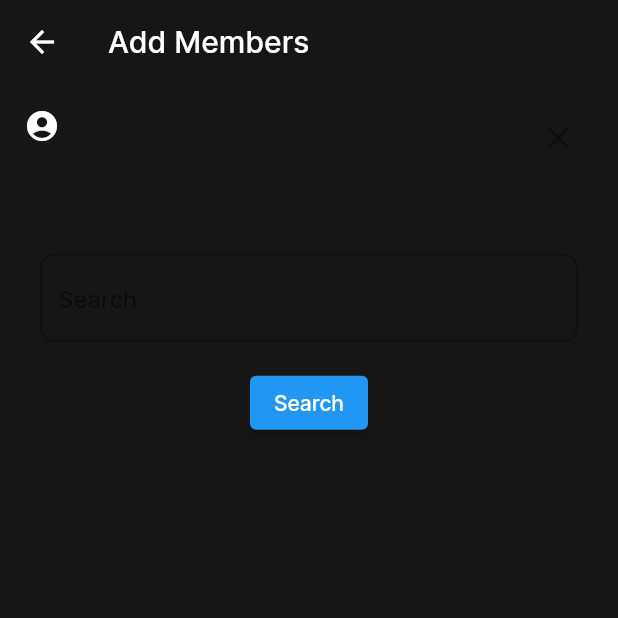
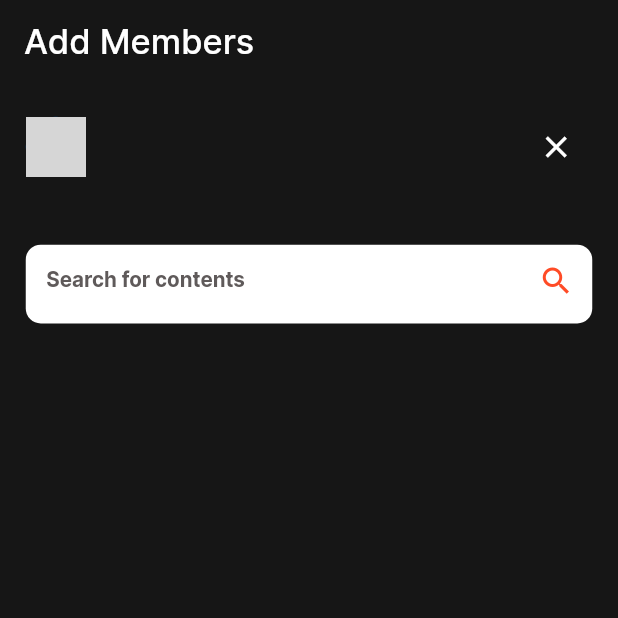
Before and after one commit to ibrahimfekry/Talker, a Flutter app: the AddMembersInGroup screen opened directly, on a phone screen of 412 x 824 dp, the top half of it. Run offline on Flutter 3.47's test engine with Material 2 defaults, Android fonts, the phone set to English and light mode, and no system bars; our stand-ins replace audioplayers, cloud_firestore, conditional_builder_null_safety, contacts_service, curved_navigation_bar, file_picker and 11 more; missing offline and left inert: flutter_cached_pdfview, flutter_facebook_auth, flutter_sound_lite; accounts and stored records are empty; network calls fail; project files that could hold a hidden picture were left out; grey boxes are pictures that could not be loaded.

Commit message:
addMember_finish_start_ createGroup

```diff
--- a/lib/modules/group_chats/group_chats/create_group/add_members.dart
+++ b/lib/modules/group_chats/group_chats/create_group/add_members.dart
@@ -1,10 +1,15 @@
 import 'package:cloud_firestore/cloud_firestore.dart';
+import 'package:conditional_builder_null_safety/conditional_builder_null_safety.dart';
 import 'package:firebase_auth/firebase_auth.dart';
 import 'package:flutter/material.dart';
 import 'package:flutter_bloc/flutter_bloc.dart';
+import 'package:flutter_screenutil/flutter_screenutil.dart';
+import 'package:talki/shared/components/widgets/text_widget.dart';
 import 'package:talki/shared/constants/colors.dart';
 import 'package:talki/shared/cubit/login_register_cubit/login_cubit.dart';
 import 'package:talki/shared/cubit/login_register_cubit/login_states.dart';
+import '../../../../shared/components/widgets/add_member_Item.dart';
+import '../../../../shared/components/widgets/text_form_field.dart';
 import 'create_group.dart';
 
 class AddMembersInGroup extends StatefulWidget {
@@ -15,8 +20,7 @@ class AddMembersInGroup extends StatefulWidget {
 }
 
 class _AddMembersInGroupState extends State<AddMembersInGroup> {
-
-  final TextEditingController searchController = TextEditingController();
+  TextEditingController searchController = TextEditingController();
   FirebaseFirestore fireStore = FirebaseFirestore.instance;
   FirebaseAuth auth = FirebaseAuth.instance;
 
@@ -31,104 +35,89 @@ class _AddMembersInGroupState extends State<AddMembersInGroup> {
     final Size size = MediaQuery.of(context).size;
     LoginCubit loginCubit = LoginCubit.get(context);
     return BlocConsumer<LoginCubit, LoginStates>(
-      listener: (context, state) {},
+      listener: (context, state) {
+        if (state is AddMemberSearchSuccess) {
+          searchController.clear();
+        }
+      },
       builder: (context, state) {
         return Scaffold(
           appBar: AppBar(
-            title: const Text("Add Members"),
+            automaticallyImplyLeading: false,
+            title: DefaultText(
+              text: "Add Members",
+              fontSize: 20.sp,
+            ),
+            actions: [
+              loginCubit.membersList.length >= 2 ? IconButton( onPressed: () {
+                Navigator.of(context).push( MaterialPageRoute(
+                  builder: (_) => CreateGroup( membersList: loginCubit.membersList,),),);
+                },
+                  icon: Icon(Icons.forward, color: orangeColor, size: 30,),
+              ) : const SizedBox(),
+              SizedBox(width: 10.w,),
+            ],
           ),
           body: SingleChildScrollView(
+            child: Padding(
+              padding: EdgeInsets.symmetric(horizontal: 15.w, vertical: 15.h),
               child: Column(
                 mainAxisSize: MainAxisSize.min,
                 children: [
                   Flexible(
-                  child: ListView.builder(
+                    child: ListView.separated(
+                      separatorBuilder: (context, index) => SizedBox(height: 10.h,),
                       itemCount: loginCubit.membersList.length,
                       shrinkWrap: true,
                       physics: const NeverScrollableScrollPhysics(),
                       itemBuilder: (context, index) {
-                      return ListTile(
-                        leading: Icon(
-                          Icons.account_circle,
-                          color: whiteColor,
-                        ),
-                        title: Text(
-                          loginCubit.membersList[index]['firstName'],
-                          style: TextStyle(color: whiteColor),
-                        ),
-                        subtitle: Text(loginCubit.membersList[index]['emailAddress'],
-                            style: TextStyle(color: whiteColor)),
-                        trailing: IconButton(
-                          icon: const Icon(Icons.close),
-                          onPressed: () {
+                        return AddMemberItem (
+                          iconColor: whiteColor,
+                          firstName: loginCubit.membersList[index]['firstName'],
+                          emailAddress: loginCubit.membersList[index]['emailAddress'],
+                          icon: Icons.close,
+                          onPress: (){
                             loginCubit.onRemoveMembers(index);
                           },
-                        ),
+                          url: loginCubit.membersList[index]['urlImage'],
                         );
                       },
                     ),
                   ),
                   SizedBox(height: size.height / 20,),
-                Container(
-                  height: size.height / 14,
-                  width: size.width,
-                  alignment: Alignment.center,
-                  child: SizedBox(
-                    height: size.height / 14,
-                    width: size.width / 1.15,
-                    child: TextField(
+                  DefaultTextField(
+                    color: whiteColor,
+                    suffix: ConditionalBuilder(
+                      condition: state is! AddMemberSearchLoading,
+                      builder: (context) => GestureDetector(
+                          onTap: () {
+                            loginCubit.searchAddMember(
+                                text: searchController.text);
+                          },
+                          child: Icon(Icons.search, color: orangeColor,)
+                      ),
+                      fallback: (context) => const Center(child: CircularProgressIndicator(),),
+                    ),
+                    contentVertical: 11.h,
+                    contentHorizontal: 12.w,
+                    hintText: 'Search for contents',
                     controller: searchController,
-                      decoration: InputDecoration(
-                        hintText: "Search",
-                        border: OutlineInputBorder(
-                          borderRadius: BorderRadius.circular(10),
+                  ),
+                  SizedBox(height: size.height / 50,),
+                  loginCubit.userMap != null ? AddMemberItem (
+                    iconColor: whiteColor,
+                    firstName: "${loginCubit.userMap?['firstName']}",
+                    emailAddress: "${loginCubit.userMap?['emailAddress']}",
+                    icon: Icons.add,
+                    onPress: (){
+                      loginCubit.onResultTap();
+                    },
+                    url: "${loginCubit.userMap?['urlImage']}",
+                  ) : const SizedBox()
+                ],
               ),
             ),
           ),
-                  ),
-                ),
-                SizedBox(height: size.height / 50,),
-                state is AddMemberSearchLoading
-                    ? Container(
-                        height: size.height / 12,
-                        width: size.height / 12,
-                        alignment: Alignment.center,
-                        child: const CircularProgressIndicator(),
-                      )
-                    : ElevatedButton(
-                        onPressed: (){
-                          loginCubit.searchAddMember(text: searchController.text);
-                        },
-                        child: const Text("Search"),
-                      ),
-                loginCubit.userMap != null
-                    ? ListTile(
-                        leading: Icon(Icons.account_box, color: whiteColor,),
-                        title: Text("${loginCubit.userMap?['firstName']}", style: TextStyle(color: whiteColor),),
-                        subtitle: Text("${loginCubit.userMap?['emailAddress']}", style: TextStyle(color: whiteColor)),
-                        trailing: IconButton(
-                          onPressed: (){
-                            loginCubit.onResultTap();
-                          },
-                          icon: Icon(Icons.add, color: whiteColor,),
-                        ),
-                      )
-                    : const SizedBox(),
-              ],
-            ),
-          ),
-          floatingActionButton: loginCubit.membersList.length >= 2
-              ? FloatingActionButton(
-                  child: const Icon(Icons.forward),
-                  onPressed: () => Navigator.of(context).push(
-                    MaterialPageRoute(
-                      builder: (_) => CreateGroup(
-                        membersList: loginCubit.membersList,
-                      ),
-                    ),
-                  ),
-                )
-              : const SizedBox(),
         );
       },
     );
--- /dev/null
+++ b/lib/shared/components/widgets/add_member_Item.dart
@@ -0,0 +1,57 @@
+import 'package:flutter/material.dart';
+import 'package:flutter_screenutil/flutter_screenutil.dart';
+import 'package:talki/shared/components/widgets/text_widget.dart';
+
+class AddMemberItem extends StatelessWidget{
+  dynamic iconColor;
+  IconData? icon;
+  String? firstName;
+  String? emailAddress;
+  dynamic onPress;
+  String? url;
+
+  AddMemberItem({super.key, this.iconColor, this.firstName, this.emailAddress, this.onPress, this.icon, this.url});
+
+  @override
+  Widget build(BuildContext context) {
+    return Row(
+      children: [
+        CircleAvatar(
+          child: Container(
+              width: 50.w,
+              height: 50.h,
+              decoration: BoxDecoration(
+                  borderRadius: BorderRadius.circular(50),
+                  color: Colors.black
+              ),
+              clipBehavior: Clip.antiAliasWithSaveLayer,
+              child: Image(image: NetworkImage('$url'),)
+          ),
+        ),
+        SizedBox(width: 10.w,),
+        Expanded(
+          child: Column(
+            crossAxisAlignment: CrossAxisAlignment.start,
+            children: [
+              DefaultText(
+                text: firstName,
+                fontColor: iconColor,
+                fontSize: 14.sp,
+              ),
+              DefaultText(
+                text: emailAddress,
+                fontColor: iconColor,
+                fontSize: 14.sp,
+              ),
+            ],
+          ),
+        ),
+        SizedBox(width: 10.w,),
+        IconButton(
+          icon: Icon(icon, color: iconColor,),
+          onPressed: onPress,
+        ),
+      ],
+    );
+  }
+}
--- a/lib/shared/cubit/login_register_cubit/login_cubit.dart
+++ b/lib/shared/cubit/login_register_cubit/login_cubit.dart
@@ -301,6 +301,7 @@ class LoginCubit extends Cubit<LoginStates> {
           "firstName": map['firstName'],
           "emailAddress": map['emailAddress'],
           "uid": map['uid'],
+          "urlImage" : map['urlImage'],
           "isAdmin": true,
         });
         emit(GetCurrentUserDetailsSuccess());
@@ -332,7 +333,7 @@ class LoginCubit extends Cubit<LoginStates> {
   }
 
   // on result add members
-  void onResultTap() {
+  onResultTap() {
     bool isAlreadyExist = false;
     emit(OnResultAddMembersLoading());
     try{
@@ -346,6 +347,7 @@ class LoginCubit extends Cubit<LoginStates> {
           "firstName": userMap!['firstName'],
           "emailAddress": userMap!['emailAddress'],
           "uid": userMap!['uid'],
+          "urlImage" : userMap!['urlImage'],
           "isAdmin": false,
         });
         userMap = null;
```
Lines whose indentation alone changed are shown as unchanged.
